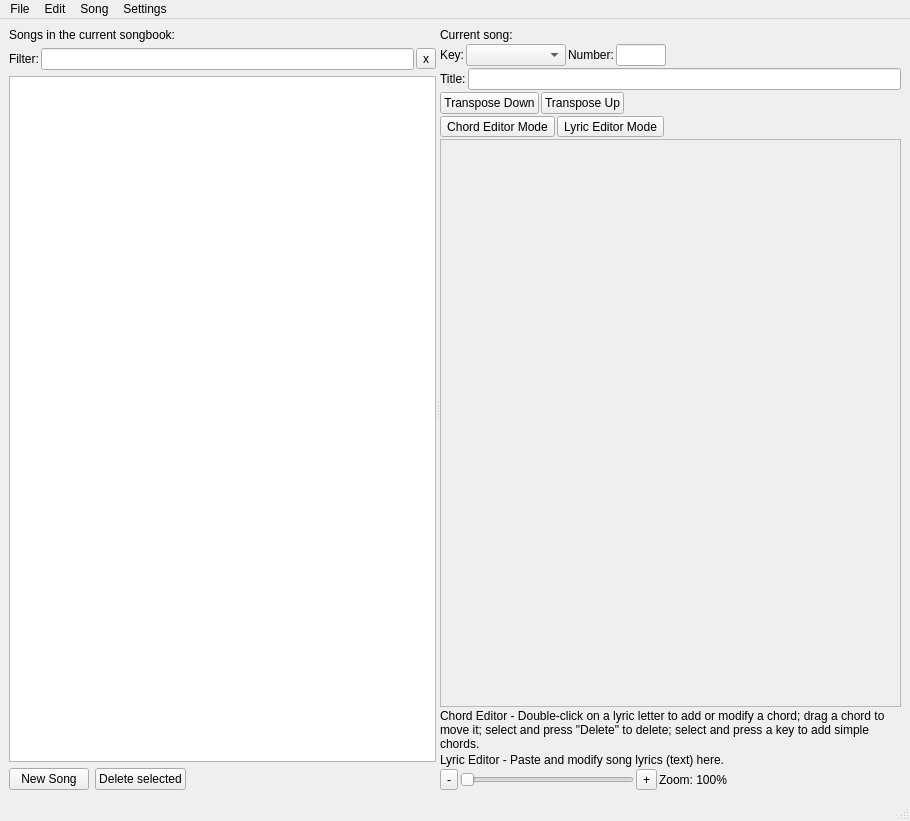
The window that src/softchord_main_window.ui (matvey83/softChord) describes before a commit, drawn with Qt 5.
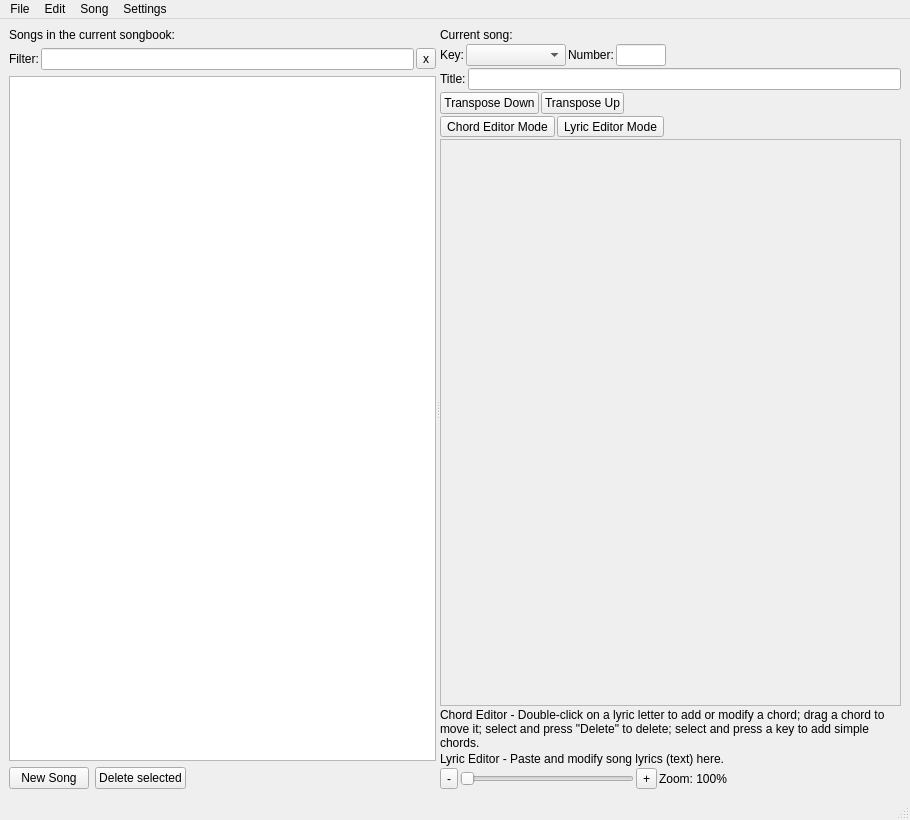
The same window after the commit.

The edit to the form file:
```diff
--- a/src/softchord_main_window.ui
+++ b/src/softchord_main_window.ui
@@ -7,7 +7,7 @@
     <x>0</x>
     <y>0</y>
     <width>910</width>
-    <height>821</height>
+    <height>820</height>
    </rect>
   </property>
   <property name="windowTitle">
@@ -266,7 +266,7 @@
                <x>0</x>
                <y>0</y>
                <width>499</width>
-               <height>518</height>
+               <height>517</height>
               </rect>
              </property>
             </widget>
```
